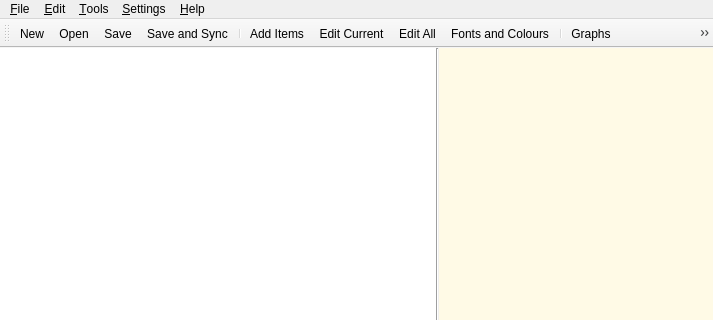
The window that designer/main.ui (ankitects/anki) describes before a commit, drawn with Qt 5; both pictures show x 0 to 713 and y 0 to 320 of the 713 by 707 pixel window.
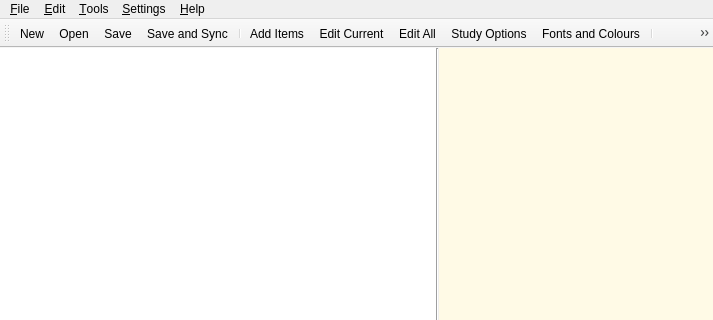
The same window after the commit. Icons and pictures are not drawn.

```diff
--- a/designer/main.ui
+++ b/designer/main.ui
@@ -1159,6 +1159,7 @@
    <addaction name="actionAddcards" />
    <addaction name="actionEditCurrent" />
    <addaction name="actionEditdeck" />
+   <addaction name="actionStudyOptions" />
    <addaction name="actionDisplayProperties" />
    <addaction name="separator" />
    <addaction name="actionGraphs" />
@@ -1167,7 +1168,6 @@
    <addaction name="separator" />
    <addaction name="actionRepeatAudio" />
    <addaction name="actionMarkCard" />
-   <addaction name="actionStudyOptions" />
   </widget>
   <action name="actionExit" >
    <property name="icon" >
```
Left out of the diff: 14 changed lines with no effect on the pictures.
